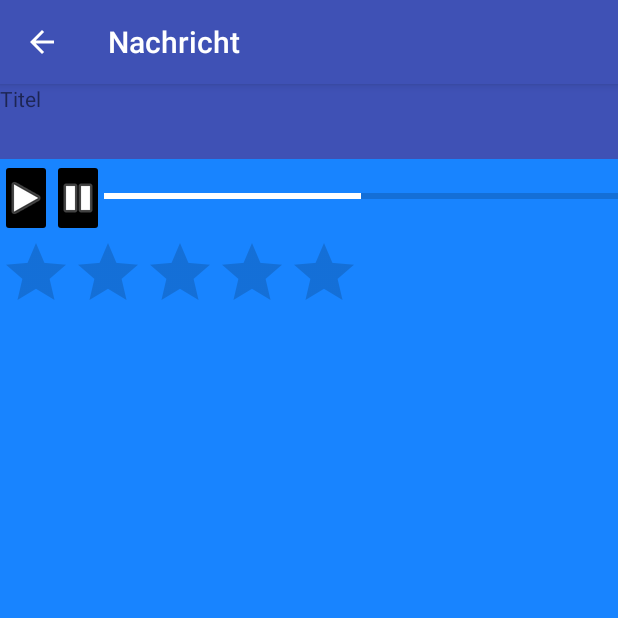
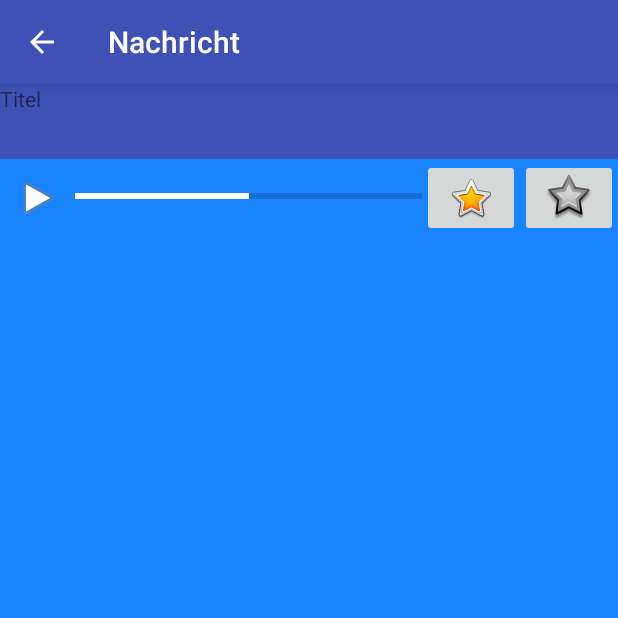
Before and after one commit to trishayser/hearme, an Android app: the PlayActivity screen opened directly, with no data from a screen before it, on a phone screen of 412 x 824 dp, the top half of it. Run offline under Robolectric (Android 15) with nearby library versions, the phone set to English and light mode, and no system bars; 1 statement that could not run was skipped.

Commit message:
Play und Pause => Nur ein Button

```diff
--- a/app/src/main/java/com/example/paulo/mapstest/NewRecordActivityActivity.java
+++ b/app/src/main/java/com/example/paulo/mapstest/NewRecordActivityActivity.java
@@ -15,6 +15,7 @@ import android.view.MotionEvent;
 import android.view.View;
 import android.widget.Button;
 import android.widget.ImageButton;
+import android.widget.LinearLayout;
 import android.widget.ProgressBar;
 
 
--- a/app/src/main/java/com/example/paulo/mapstest/PlayActivity.java
+++ b/app/src/main/java/com/example/paulo/mapstest/PlayActivity.java
@@ -10,6 +10,9 @@ import android.widget.ProgressBar;
 
 public class PlayActivity extends AppCompatActivity {
 
+    ImageButton play;
+    Boolean isPlay = false;
+
 
     @Override
     protected void onCreate(Bundle savedInstanceState) {
@@ -17,14 +20,25 @@ public class PlayActivity extends AppCompatActivity {
         setContentView(R.layout.activity_play);
 
         final Intent playbackServiceIntent = new Intent(this, AudioPlayer.class);
-        ImageButton play = (ImageButton) findViewById(R.id.play);
+        play = (ImageButton) findViewById(R.id.play);
         ImageButton stop = (ImageButton) findViewById(R.id.stop);
 
         play.setOnClickListener(new View.OnClickListener() {
             @Override
             public void onClick(View view) {
+                if(isPlay){
+                    stopService(playbackServiceIntent);
+                    isPlay = false;
+                    play.setImageResource(R.drawable.play);                }
+                else {
+                    startService(playbackServiceIntent);
+                    isPlay = true;
+                    play.setImageResource(R.drawable.pause);
+                }
 
-                startService(playbackServiceIntent);
+
+
+
                 //finish();
             }
 
--- a/app/src/main/res/layout/activity_play.xml
+++ b/app/src/main/res/layout/activity_play.xml
@@ -43,42 +43,61 @@
         <LinearLayout
             android:layout_width="match_parent"
             android:layout_height="wrap_content"
-            android:orientation="horizontal">
+            android:orientation="horizontal"
+            android:layout_marginBottom="30dp">
 
             <ImageButton
                 android:id="@+id/play"
-                android:layout_width="104dp"
+                android:layout_width="50dp"
                 android:layout_height="wrap_content"
-                android:layout_weight="1"
-                android:backgroundTint="@android:color/black"
+                android:backgroundTint="@android:color/transparent"
                 app:srcCompat="@android:drawable/ic_media_play" />
 
-            <ImageButton
+           <!-- <ImageButton
                 android:id="@+id/stop"
-                android:layout_width="104dp"
+                android:layout_width="50dp"
                 android:layout_height="wrap_content"
-                android:layout_weight="1"
                 android:backgroundTint="@android:color/black"
-                app:srcCompat="@android:drawable/ic_media_pause" />
+                app:srcCompat="@android:drawable/ic_media_pause" /> -->
 
             <ProgressBar
                 android:id="@+id/progressBar2"
                 style="?android:attr/progressBarStyleHorizontal"
-                android:layout_width="match_parent"
+                android:layout_width="wrap_content"
                 android:layout_height="50dp"
-                android:layout_weight="1"
+                android:layout_weight="20"
                 android:max="100"
                 android:progress="50"
                 android:progressTint="@color/white" />
 
+            <ImageButton
+                android:id="@+id/imageButton"
+                android:layout_width="wrap_content"
+                android:layout_height="wrap_content"
+                android:layout_weight="1"
+                app:srcCompat="@android:drawable/btn_star_big_on" />
+
+            <ImageButton
+                android:id="@+id/imageButton2"
+                android:layout_width="wrap_content"
+                android:layout_height="wrap_content"
+                android:layout_weight="1"
+                app:srcCompat="@android:drawable/star_big_off" />
+
         </LinearLayout>
 
-        <RatingBar
-            android:id="@+id/ratingbar"
-            android:layout_width="wrap_content"
-            android:layout_height="wrap_content"
-            android:numStars="5"
-            android:stepSize="1" />
+
+        <ScrollView
+            android:layout_width="match_parent"
+            android:layout_height="match_parent">
+
+            <LinearLayout
+                android:layout_width="match_parent"
+                android:layout_height="wrap_content"
+                android:orientation="vertical" >
+
+            </LinearLayout>
+        </ScrollView>
 
 
     </LinearLayout>
```
Also changed, not shown: app/src/main/res/layout/activity_maps.xml (deleted, +0 -119 lines), app/src/main/res/layout/new_record_activity.xml (+9 -20 lines).
